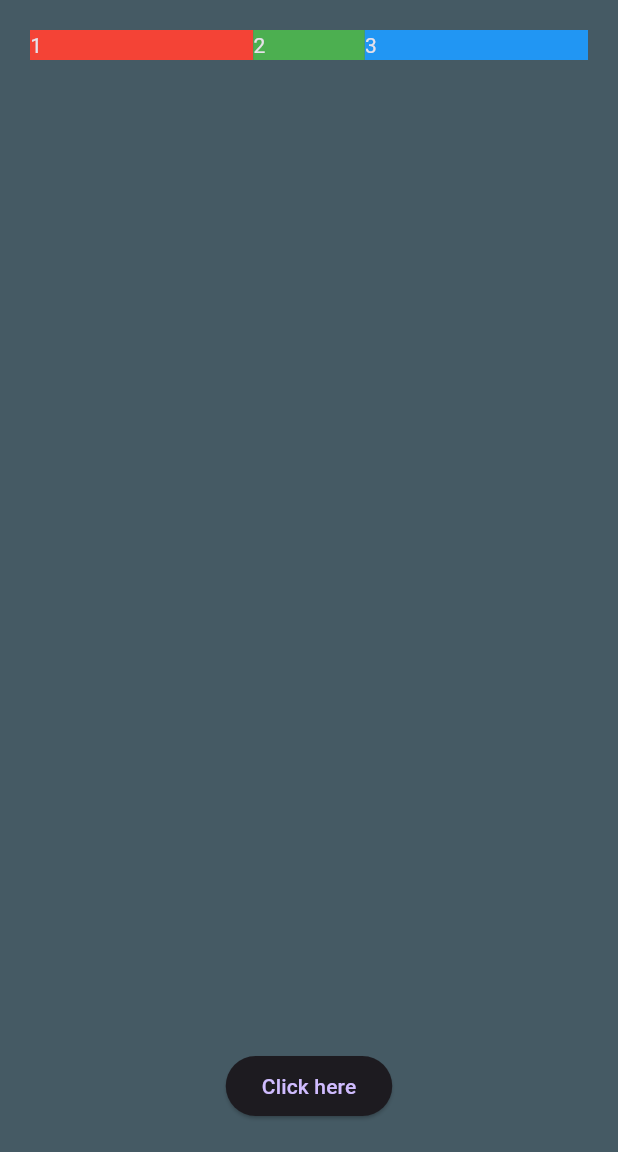
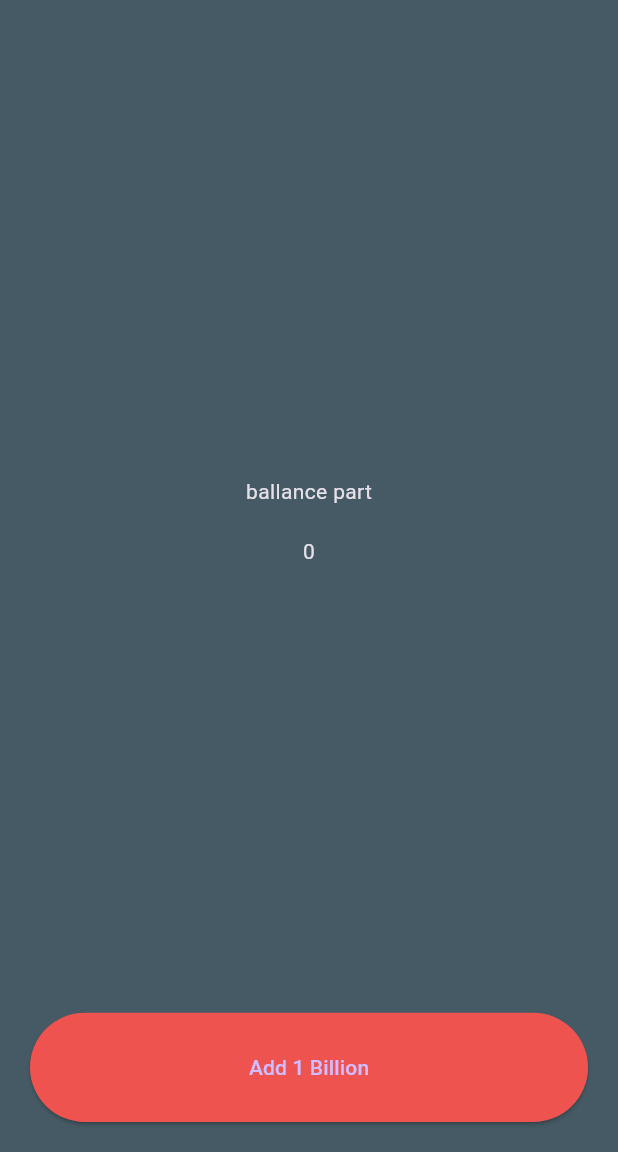
Before and after one commit to Anonymous3017/dart, a Flutter app: the screen it shows after launch, on a phone screen of 412 x 824 dp, the part 84-1236 px from its top. Run offline on Flutter 3.47's test engine with Material 3 defaults, Android fonts, the phone set to English and light mode, and no system bars.

Commit message:
feat: Update theme data to use Material 3 in main.dart and style button

```diff
--- a/Flutter/billionairapp/lib/main.dart
+++ b/Flutter/billionairapp/lib/main.dart
@@ -13,7 +13,7 @@ class MyApp extends StatelessWidget {
   Widget build(BuildContext context) {
     return MaterialApp(
       title: 'Billionaire App!',
-      theme: ThemeData.dark(),
+      theme: ThemeData.dark(useMaterial3: true),
       home: Scaffold(
           appBar:
               AppBar(title: const Text('Billionaire App!'), centerTitle: true),
@@ -27,36 +27,26 @@ class MyApp extends StatelessWidget {
             child: Column(
               mainAxisAlignment: MainAxisAlignment.spaceBetween,
               children: [
-                // Row
-                Row(
-                  mainAxisAlignment: MainAxisAlignment.spaceBetween,
-                  children: [
-                    Expanded(
-                      flex: 2,
-                      child: Container(
-                        color: Colors.red,
-                        child: const Text('1'),
-                      ),
-                    ),
-                    Expanded(
-                      flex: 1,
-                      child: Container(
-                        color: Colors.green,
-                        child: const Text('2'),
-                      ),
-                    ),
-                    Expanded(
-                      flex: 2,
-                      child: Container(
-                        color: Colors.blue,
-                        child: const Text('3'),
-                      ),
-                    ),
-                  ],
+                const Expanded(
+                  flex: 9,
+                  child: Column(
+                    mainAxisAlignment: MainAxisAlignment.center,
+                    children: [
+                      Text('ballance part'),
+                      SizedBox(height: 20),
+                      Text('0'),
+                    ],
+                  ),
                 ),
-                // const Text('ballance part'),
-                ElevatedButton(
-                    onPressed: buttonClicked, child: const Text('Click here')),
+                Expanded(
+                  flex: 1,
+                  child: ElevatedButton(
+                      style: ElevatedButton.styleFrom(
+                          backgroundColor: Colors.red[400],
+                          minimumSize: const Size(double.infinity, 0)),
+                      onPressed: buttonClicked,
+                      child: const Text('Add 1 Billion')),
+                ),
               ],
             ),
           )),
```
